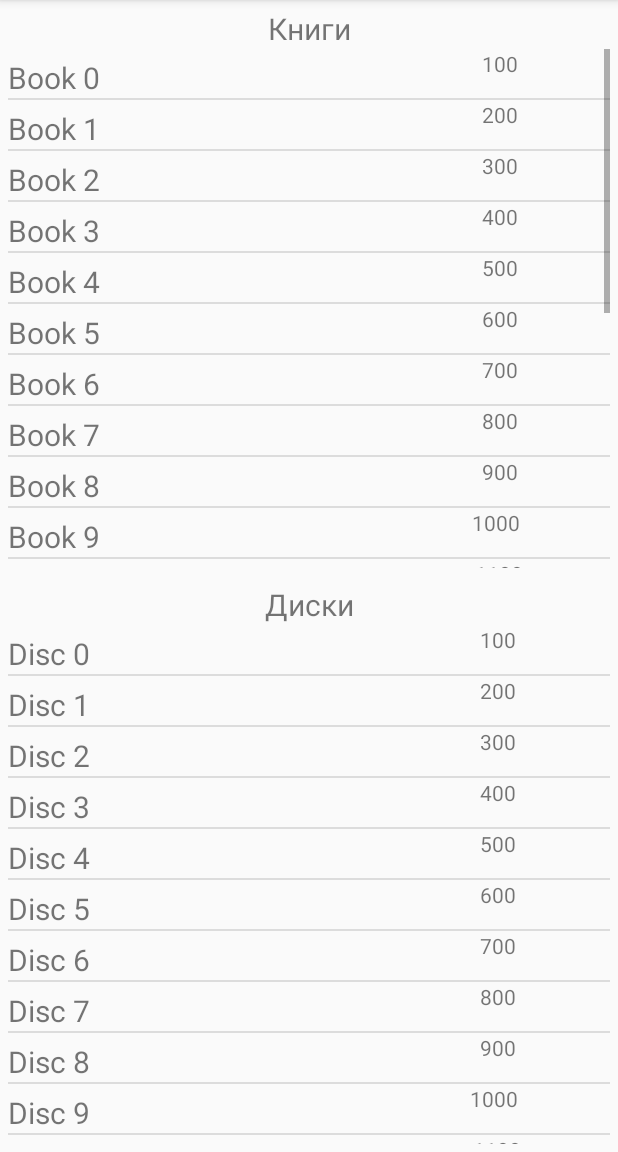
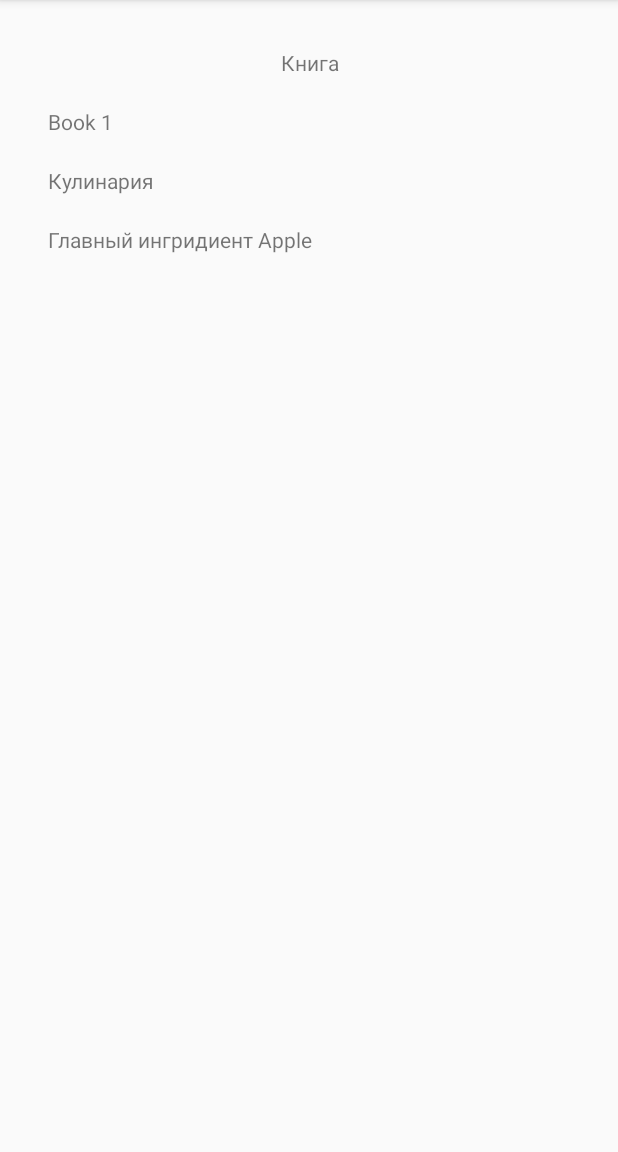
Before and after one commit to Dimsavoskin/Shop, an Android app: the screen it shows after launch (MainActivity before the commit, ProductInfoActivity after it), after a tap on an icon or button, on a phone screen of 412 x 824 dp, the part 84-1236 px from its top. Run offline under Robolectric (Android 15) with nearby library versions, the phone set to English and light mode, and no system bars.

Commit message:
80%
add books info

```diff
--- a/app/src/main/AndroidManifest.xml
+++ b/app/src/main/AndroidManifest.xml
@@ -16,6 +16,7 @@
                 <category android:name="android.intent.category.LAUNCHER" />
             </intent-filter>
         </activity>
+        <activity android:name=".ProductInfoActivity"></activity>
     </application>
 
 </manifest>
--- a/app/src/main/java/com/example/dimsa/shop/Book.java
+++ b/app/src/main/java/com/example/dimsa/shop/Book.java
@@ -2,8 +2,10 @@ package com.example.dimsa.shop;
 
 
 public class Book extends Product {
+
+
     private int pages;
-    private enum Type {prog,cook,esoteric}
+
 
     public Book(String name, int price, int barcode, int pages) {
         super(name, price, barcode);
--- a/app/src/main/java/com/example/dimsa/shop/CookeryBook.java
+++ b/app/src/main/java/com/example/dimsa/shop/CookeryBook.java
@@ -2,10 +2,20 @@ package com.example.dimsa.shop;
 
 
 public class CookeryBook extends Book {
-    String ingredient;
+    static final String TYPE = "Кулинария";
+
+    private String ingredient;
 
     public CookeryBook(String name, int price, int barcode, int pages, String ingredient) {
         super(name, price, barcode, pages);
         this.ingredient = ingredient;
     }
+
+    public String getIngredient() {
+        return ingredient;
+    }
+
+    public void setIngredient(String ingredient) {
+        this.ingredient = ingredient;
+    }
 }
--- /dev/null
+++ b/app/src/main/java/com/example/dimsa/shop/EsotericsBook.java
@@ -0,0 +1,21 @@
+package com.example.dimsa.shop;
+
+
+public class EsotericsBook extends Book {
+    static final String TYPE = "Эзотерика";
+
+    private int minAge;
+
+    public EsotericsBook(String name, int price, int barcode, int pages, int minAge) {
+        super(name, price, barcode, pages);
+        this.minAge = minAge;
+    }
+
+    public int getMinAge() {
+        return minAge;
+    }
+
+    public void setMinAge(int minAge) {
+        this.minAge = minAge;
+    }
+}
--- a/app/src/main/java/com/example/dimsa/shop/MainActivity.java
+++ b/app/src/main/java/com/example/dimsa/shop/MainActivity.java
@@ -1,10 +1,12 @@
 package com.example.dimsa.shop;
 
+import android.content.Intent;
 import android.os.Bundle;
 import android.support.v7.app.AppCompatActivity;
 import android.view.View;
 import android.widget.AdapterView;
 import android.widget.ListView;
+import android.widget.TextView;
 
 import java.util.ArrayList;
 
@@ -38,7 +40,39 @@ public class MainActivity extends AppCompatActivity {
         listOfBooks.setOnItemClickListener(new AdapterView.OnItemClickListener() {
             @Override
             public void onItemClick(AdapterView<?> adapterView, View view, int i, long l) {
+                String productType = "Книга";
+                String name = "";
+                String bookType = "";
+                String specialInfo = "";
 
+                Product p = (Product) books.get(i);
+
+                if (p.getClass() == ProgrammingBook.class) {
+                    ProgrammingBook book = (ProgrammingBook) p;
+                    name = book.getName();
+                    bookType = book.TYPE;
+                    specialInfo = "Язык программирования " + book.getLanguage();
+
+                } else if (p.getClass() == CookeryBook.class) {
+                    CookeryBook book = (CookeryBook) p;
+                    name = book.getName();
+                    bookType = book.TYPE;
+                    specialInfo = "Главный ингридиент " + book.getIngredient();
+                } else if (p.getClass() == EsotericsBook.class) {
+                    EsotericsBook book = (EsotericsBook) p;
+                    name = book.getName();
+                    bookType = book.TYPE;
+                    specialInfo = "Минимальный возраст " + book.getMinAge();
+                }
+
+
+                Intent intent = new Intent(MainActivity.this, ProductInfoActivity.class);
+                intent.putExtra("productType", productType);
+                intent.putExtra("name", name);
+                intent.putExtra("type", bookType);
+                intent.putExtra("specialInfo", specialInfo);
+
+                startActivity(intent);
             }
         });
 
@@ -46,13 +80,18 @@ public class MainActivity extends AppCompatActivity {
     }
 
     void init() {
-        for (int i = 0; i < 20; i++) {
+        books.add(new EsotericsBook("Book esoteric", 200, 620, 895412634, 12));
+
+
+        for (int i = 0; i < 10; i++) {
             if (i % 2 == 0) {
+                discs.add(new ProgrammingDisc("ProgrammingDisc " + i, i * 100 + 100, i * 37 + 92));
                 books.add(new ProgrammingBook("Book " + i, i * 100 + 100, i * 37 + 92, i * 50 + 30, "Java"));
             } else {
+                discs.add(new VideoDisc("VideoDisc " + i, i * 100 + 100, i * 37 + 92));
                 books.add(new CookeryBook("Book " + i, i * 100 + 100, i * 37 + 92, i * 50 + 30, "Apple"));
             }
-            discs.add(new Disc("Disc " + i, i * 100 + 100, i * 37 + 92));
+
         }
     }
 }
--- /dev/null
+++ b/app/src/main/java/com/example/dimsa/shop/MusicDisc.java
@@ -0,0 +1,10 @@
+package com.example.dimsa.shop;
+
+
+public class MusicDisc extends Disc{
+    static final String TYPE = "Музыка";
+
+    public MusicDisc(String name, int price, int barcode) {
+        super(name, price, barcode);
+    }
+}
--- a/app/src/main/java/com/example/dimsa/shop/ProductAdapter.java
+++ b/app/src/main/java/com/example/dimsa/shop/ProductAdapter.java
@@ -6,8 +6,6 @@ import android.view.LayoutInflater;
 import android.view.View;
 import android.view.ViewGroup;
 import android.widget.BaseAdapter;
-import android.widget.CheckBox;
-import android.widget.ImageView;
 import android.widget.TextView;
 
 import java.util.ArrayList;
@@ -48,11 +46,35 @@ public class ProductAdapter extends BaseAdapter {
 
         Product p = getProduct(position);
 
+     //   System.out.println(p.getClass().getSimpleName()+ position);
+
+        if (p.getClass() == ProgrammingBook.class) {
+            ProgrammingBook book = (ProgrammingBook) p;
+            ((TextView) view.findViewById(R.id.tvType)).setText(book.TYPE);
+        } else if (p.getClass() == CookeryBook.class) {
+            CookeryBook book = (CookeryBook) p;
+            ((TextView) view.findViewById(R.id.tvType)).setText(book.TYPE);
+        } else if (p.getClass() == EsotericsBook.class) {
+            EsotericsBook book = (EsotericsBook) p;
+            ((TextView) view.findViewById(R.id.tvType)).setText(book.TYPE);
+
+        } else if (p.getClass() == VideoDisc.class) {
+            VideoDisc book = (VideoDisc) p;
+            ((TextView) view.findViewById(R.id.tvType)).setText(book.TYPE);
+        } else if (p.getClass() == MusicDisc.class) {
+            MusicDisc book = (MusicDisc) p;
+            ((TextView) view.findViewById(R.id.tvType)).setText(book.TYPE);
+        } else if (p.getClass() == ProgrammingDisc.class) {
+            ProgrammingDisc book = (ProgrammingDisc) p;
+            ((TextView) view.findViewById(R.id.tvType)).setText(book.TYPE);
+        } else ((TextView) view.findViewById(R.id.tvType)).setText("");
+
+
         ((TextView) view.findViewById(R.id.tvName)).setText(p.getName());
-        ((TextView) view.findViewById(R.id.tvPrice)).setText(p.getPrice() + "");
 
         return view;
     }
+
 
     Product getProduct(int position) {
         return ((Product) getItem(position));
--- /dev/null
+++ b/app/src/main/java/com/example/dimsa/shop/ProductInfoActivity.java
@@ -0,0 +1,34 @@
+package com.example.dimsa.shop;
+
+import android.content.Intent;
+import android.support.v7.app.AppCompatActivity;
+import android.os.Bundle;
+import android.widget.TextView;
+
+public class ProductInfoActivity extends AppCompatActivity {
+
+    TextView productTypeTV, nameTV, typeTV, specialInfoTV;
+    String productType, name, type, specialInfo;
+
+    @Override
+    protected void onCreate(Bundle savedInstanceState) {
+        super.onCreate(savedInstanceState);
+        setContentView(R.layout.activity_product_info);
+
+        productTypeTV = (TextView) findViewById(R.id.productTV);
+        nameTV = (TextView) findViewById(R.id.nameTV);
+        typeTV = (TextView) findViewById(R.id.typeTV);
+        specialInfoTV = (TextView) findViewById(R.id.specialInfoTV);
+
+        Intent intent = getIntent();
+        productType = intent.getStringExtra("productType");
+        name = intent.getStringExtra("name");
+        type = intent.getStringExtra("type");
+        specialInfo = intent.getStringExtra("specialInfo");
+
+        productTypeTV.setText(productType);
+        nameTV.setText(name);
+        typeTV.setText(type);
+        specialInfoTV.setText(specialInfo);
+    }
+}
--- a/app/src/main/java/com/example/dimsa/shop/ProgrammingBook.java
+++ b/app/src/main/java/com/example/dimsa/shop/ProgrammingBook.java
@@ -2,7 +2,9 @@ package com.example.dimsa.shop;
 
 
 public class ProgrammingBook extends Book{
-    String language;
+    static final String TYPE = "Программирование";
+
+    private String language;
 
     public ProgrammingBook(String name, int price, int barcode, int pages, String language) {
         super(name, price, barcode, pages);
--- /dev/null
+++ b/app/src/main/java/com/example/dimsa/shop/ProgrammingDisc.java
@@ -0,0 +1,10 @@
+package com.example.dimsa.shop;
+
+
+public class ProgrammingDisc extends Disc{
+    static final String TYPE = "Программное обеспечение";
+
+    public ProgrammingDisc(String name, int price, int barcode) {
+        super(name, price, barcode);
+    }
+}
--- /dev/null
+++ b/app/src/main/java/com/example/dimsa/shop/VideoDisc.java
@@ -0,0 +1,10 @@
+package com.example.dimsa.shop;
+
+
+public class VideoDisc extends Disc{
+    static final String TYPE = "Видео";
+
+    public VideoDisc(String name, int price, int barcode) {
+        super(name, price, barcode);
+    }
+}
--- a/app/src/main/res/layout/activity_main.xml
+++ b/app/src/main/res/layout/activity_main.xml
@@ -18,7 +18,8 @@
             android:layout_height="wrap_content"
             android:text="@string/books_list"
             android:textSize="20sp"
-            android:textAlignment="center"/>
+            android:textAlignment="center"
+            android:textColor="#000000"/>
         <ListView
             android:id="@+id/listOfBooks"
             android:layout_width="match_parent"
@@ -37,7 +38,8 @@
             android:layout_height="wrap_content"
             android:text="@string/discs_list"
             android:textSize="20sp"
-            android:textAlignment="center"/>
+            android:textAlignment="center"
+            android:textColor="#000000"/>
         <ListView
             android:id="@+id/listOfDiscs"
             android:layout_width="match_parent"
--- /dev/null
+++ b/app/src/main/res/layout/activity_product_info.xml
@@ -0,0 +1,90 @@
+<?xml version="1.0" encoding="utf-8"?>
+<LinearLayout
+    xmlns:android="http://schemas.android.com/apk/res/android"
+    xmlns:app="http://schemas.android.com/apk/res-auto"
+    xmlns:tools="http://schemas.android.com/tools"
+    android:layout_width="match_parent"
+    android:layout_height="match_parent"
+    tools:context="com.example.dimsa.shop.ProductInfoActivity"
+    android:orientation="vertical">
+
+
+
+
+    <LinearLayout
+        android:layout_width="match_parent"
+        android:layout_height="wrap_content"
+        android:id="@+id/productLayout"
+        android:layout_marginLeft="32dp"
+        android:layout_marginRight="32dp"
+        android:layout_marginTop="32dp">
+
+        <TextView
+            android:id="@+id/productTV"
+            android:layout_width="match_parent"
+            android:layout_height="wrap_content"
+            android:text=""
+            android:textAlignment="center"
+            android:layout_centerHorizontal="true" />
+
+    </LinearLayout>
+
+    <LinearLayout
+        android:layout_width="match_parent"
+        android:layout_height="wrap_content"
+        android:id="@+id/nameLayout"
+        android:layout_below="@+id/productLayout"
+        android:layout_marginLeft="32dp"
+        android:layout_marginRight="32dp"
+        android:layout_marginTop="20dp">
+        <TextView
+            android:id="@+id/nameTV"
+            android:layout_width="wrap_content"
+            android:layout_height="wrap_content"
+            android:text=""
+            android:layout_centerHorizontal="true" />
+
+
+    </LinearLayout>
+
+
+    <LinearLayout
+        android:layout_width="match_parent"
+        android:layout_height="wrap_content"
+        android:id="@+id/typeLayout"
+        android:layout_below="@+id/nameLayout"
+        android:layout_marginLeft="32dp"
+        android:layout_marginRight="32dp"
+        android:layout_marginTop="20dp">
+
+        <TextView
+
+            android:id="@+id/typeTV"
+            android:layout_width="wrap_content"
+            android:layout_height="wrap_content"
+            android:text=""
+
+            android:layout_centerHorizontal="true" />
+
+    </LinearLayout>
+
+    <LinearLayout
+        android:layout_width="match_parent"
+        android:layout_height="wrap_content"
+        android:layout_marginLeft="32dp"
+        android:layout_marginRight="32dp"
+        android:layout_marginTop="20dp">
+
+        <TextView
+
+            android:id="@+id/specialInfoTV"
+            android:layout_width="wrap_content"
+            android:layout_height="wrap_content"
+            android:text=""
+
+            android:layout_centerHorizontal="true" />
+
+    </LinearLayout>
+
+
+</LinearLayout>
--- a/app/src/main/res/layout/list_item.xml
+++ b/app/src/main/res/layout/list_item.xml
@@ -3,22 +3,21 @@
     xmlns:android="http://schemas.android.com/apk/res/android"
     android:layout_width="match_parent"
     android:layout_height="wrap_content"
-    android:orientation="horizontal">
+    android:orientation="vertical">
 
         <TextView
             android:id="@+id/tvName"
             android:layout_width="wrap_content"
             android:layout_height="wrap_content"
-            android:layout_weight="5"
             android:layout_marginTop="5dp"
             android:text=""
-            android:textSize="20sp">
+            android:textSize="20sp"
+            android:textColor="#000000">
         </TextView>
         <TextView
-            android:id="@+id/tvPrice"
+            android:id="@+id/tvType"
             android:layout_width="wrap_content"
             android:layout_height="wrap_content"
-            android:layout_weight="1"
             android:layout_gravity="right"
             android:layout_marginRight="10dp"
             android:text="">
--- a/app/src/main/res/values/strings.xml
+++ b/app/src/main/res/values/strings.xml
@@ -4,5 +4,6 @@
     <string name="books_list">Книги</string>
     <string name="discs_list">Диски</string>
 
-
+    <string name="programming">Программирование</string>
+    <string name="cooking">Кулинария</string>
 </resources>
```
Also changed, not shown: 1 other file.
